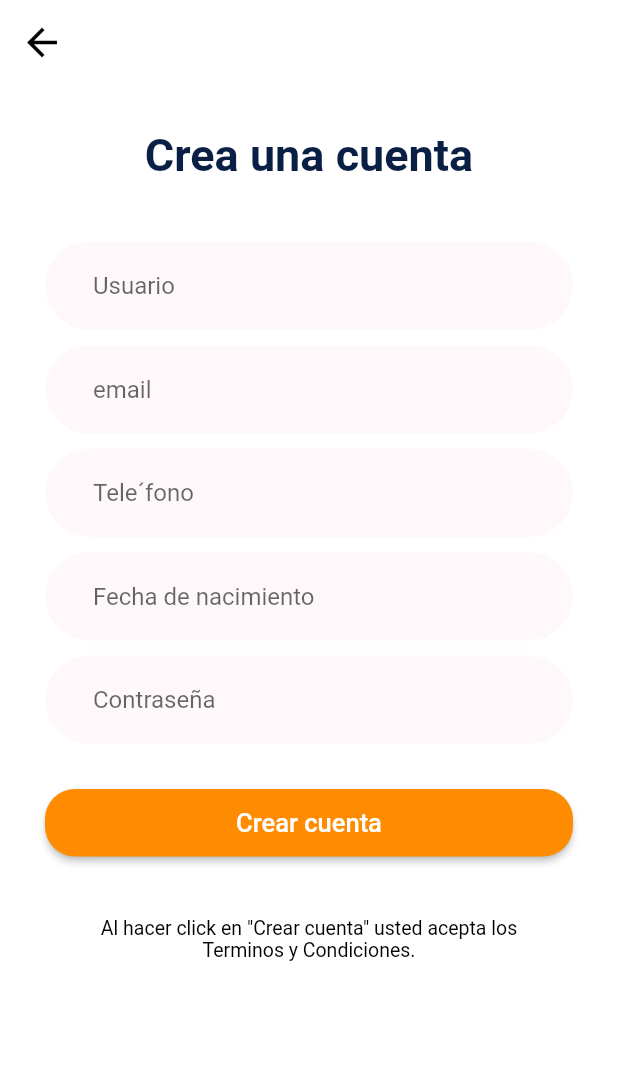
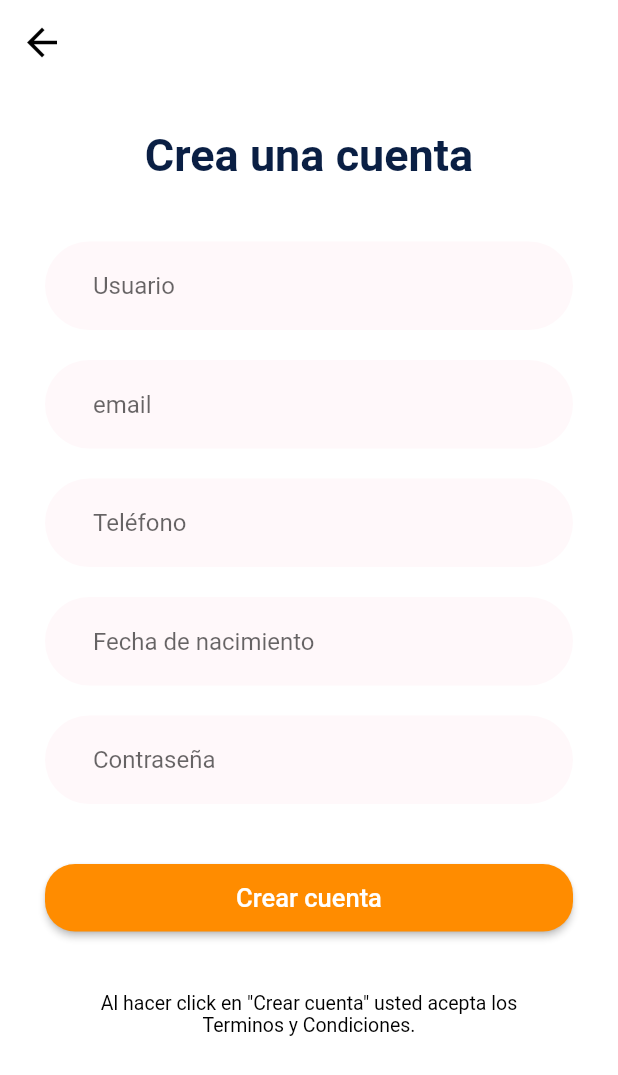
Before and after one commit to IvoCobos/AppDeliveryFlutter, a Flutter app: the SignUpPage screen opened by its route, on a phone screen of 412 x 824 dp. Shown: the top 1075 px of the screen. Run offline on Flutter 3.47's test engine with Material 2 defaults, Android fonts, the phone set to English and light mode, and no system bars; missing offline and left inert: dart:html, dart:js.

Commit message:
Fixed to sign_up_page

```diff
--- a/lib/src/pages/sign_up_page.dart
+++ b/lib/src/pages/sign_up_page.dart
@@ -71,7 +71,7 @@ Widget _usernameInput(BuildContext context){
 
 Widget _emailInput(BuildContext context){
   return Container(
-    margin: EdgeInsets.only(top: 10.0),
+    margin: EdgeInsets.only(top: 20.0),
     padding: EdgeInsets.only(left: 20.0),
     decoration: BoxDecoration(
       color: bgInput,
@@ -90,7 +90,7 @@ Widget _emailInput(BuildContext context){
 
 Widget _phoneInput(BuildContext context){
   return Container(
-    margin: EdgeInsets.only(top: 10.0),
+    margin: EdgeInsets.only(top: 20.0),
     padding: EdgeInsets.only(left: 20.0),
     decoration: BoxDecoration(
       color: bgInput,
@@ -98,7 +98,7 @@ Widget _phoneInput(BuildContext context){
     child: TextField(
       keyboardType: TextInputType.phone,
       decoration: InputDecoration(
-        hintText: 'Tele´fono',
+        hintText: 'Teléfono',
         border: OutlineInputBorder(
           borderSide: BorderSide.none,
         ),
@@ -109,7 +109,7 @@ Widget _phoneInput(BuildContext context){
 
 Widget _dateOfBirthInput(BuildContext context){
   return Container(
-    margin: EdgeInsets.only(top: 10.0),
+    margin: EdgeInsets.only(top: 20.0),
     padding: EdgeInsets.only(left: 20.0),
     decoration: BoxDecoration(
       color: bgInput,
@@ -128,7 +128,7 @@ Widget _dateOfBirthInput(BuildContext context){
 
 Widget _passwordInput(BuildContext context){
   return Container(
-    margin: EdgeInsets.only(top: 10.0),
+    margin: EdgeInsets.only(top: 20.0),
     padding: EdgeInsets.only(left: 20.0),
     decoration: BoxDecoration(
       color: bgInput,
@@ -149,7 +149,7 @@ Widget _singUpButton(BuildContext context){
   return Container(
     width: 370.0,
     height: 45.0,
-    margin: EdgeInsets.only(top: 30.0),
+    margin: EdgeInsets.only(top: 40.0),
     child: RaisedButton(
       onPressed: () {
 
```
